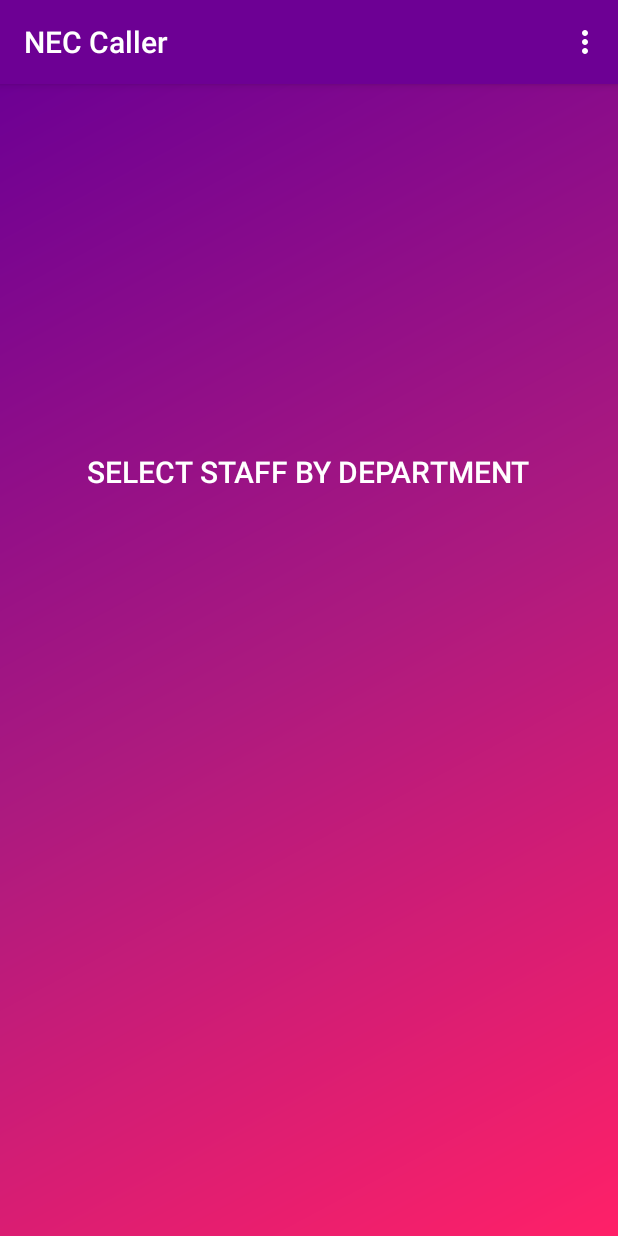
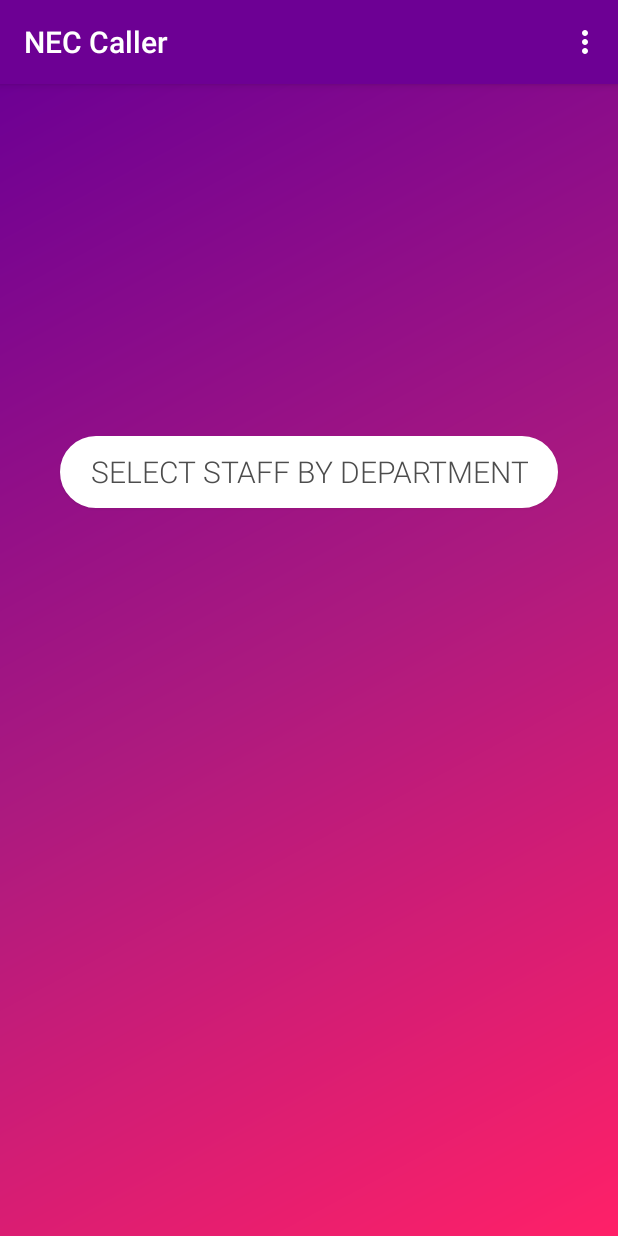
Before and after one commit to Janofer-31j/MovieTickets, an Android app: the Main3Activity screen opened directly, with no data from a screen before it, on a phone screen of 412 x 824 dp. Run offline under Robolectric (Android 15) with nearby library versions, the phone set to English and light mode, and no system bars.

Commit message:
Changes Package name and changed all harcoded values.

```diff
--- /dev/null
+++ b/app/src/main/res/drawable/rounded_button_white.xml
@@ -0,0 +1,12 @@
+<?xml version="1.0" encoding="UTF-8"?>
+<shape xmlns:android="http://schemas.android.com/apk/res/android"
+    android:shape="rectangle">
+    <solid android:color="#ffffff"/>
+    <stroke android:width="3dp"
+        android:color="#ffffff"/>
+
+    <corners android:bottomRightRadius="25dp"
+        android:bottomLeftRadius="25dp"
+        android:topLeftRadius="25dp"
+        android:topRightRadius="25dp"/>
+</shape>
--- a/app/src/main/res/layout/activity_main3.xml
+++ b/app/src/main/res/layout/activity_main3.xml
@@ -24,13 +24,13 @@
             android:layout_marginTop="30dp"
             android:layout_marginEnd="20dp"
             android:layout_marginBottom="280dp"
-            android:background="@android:color/transparent"
-            android:fontFamily="sans-serif-medium"
-            android:foreground="?attr/selectableItemBackground"
+            android:background="@drawable/rounded_button_white"
+            android:fontFamily="sans-serif-light"
+            android:bac="?attr/selectableItemBackground"
             android:paddingLeft="20dp"
             android:paddingRight="20dp"
             android:text="Select Staff By Department"
-            android:textColor="@android:color/white"
+            android:textColor="#4d4d4d"
             android:textSize="20sp" />
 
 
```
